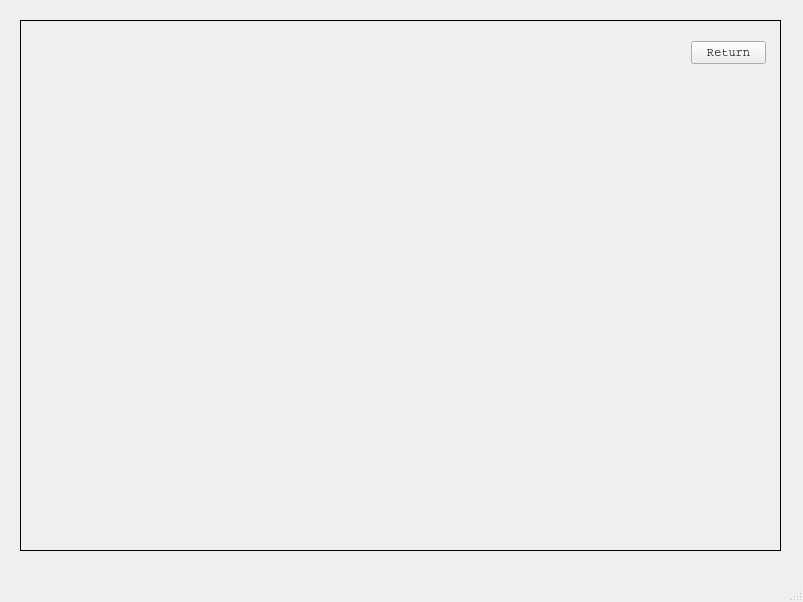
Above: CS1D_Project_2/mainwindow.ui from hicholasnu/Take-Me-Out-To-The-Ballgame before the change. Below: the same form after it.
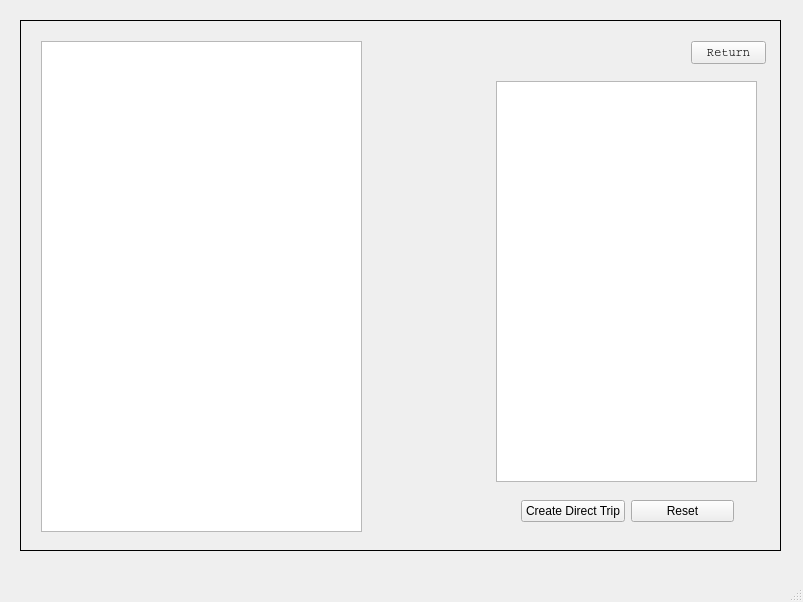
That is the form after the change. The open tabs and pages were chosen to show the change.

```diff
--- a/CS1D_Project_2/mainwindow.ui
+++ b/CS1D_Project_2/mainwindow.ui
@@ -852,6 +852,83 @@
       </property>
       <property name="text">
        <string>Return</string>
+      </property>
+     </widget>
+     <widget class="QTableView" name="tableViewCustomTrip">
+      <property name="geometry">
+       <rect>
+        <x>20</x>
+        <y>20</y>
+        <width>321</width>
+        <height>491</height>
+       </rect>
+      </property>
+     </widget>
+     <widget class="QTextBrowser" name="textBrowserDisplaySelectedTrip">
+      <property name="geometry">
+       <rect>
+        <x>475</x>
+        <y>60</y>
+        <width>261</width>
+        <height>401</height>
+       </rect>
+      </property>
+      <property name="textInteractionFlags">
+       <set>Qt::TextBrowserInteraction</set>
+      </property>
+     </widget>
+     <widget class="QWidget" name="horizontalLayoutWidget_2">
+      <property name="geometry">
+       <rect>
+        <x>500</x>
+        <y>470</y>
+        <width>213</width>
+        <height>41</height>
+       </rect>
+      </property>
+      <layout class="QHBoxLayout" name="horizontalLayout_2">
+       <item>
+        <widget class="QPushButton" name="pushButtonCreateCustomDirectTrip">
+         <property name="text">
+          <string>Create Direct Trip</string>
+         </property>
+        </widget>
+       </item>
+       <item>
+        <widget class="QPushButton" name="pushButtonResetDisplaySelectedTrip">
+         <property name="text">
+          <string>Reset</string>
+         </property>
+        </widget>
+       </item>
+      </layout>
+     </widget>
+    </widget>
+    <widget class="QWidget" name="DirectTripScreen">
+     <widget class="QTextBrowser" name="textBrowserDisplayDirectTrip">
+      <property name="geometry">
+       <rect>
+        <x>30</x>
+        <y>20</y>
+        <width>411</width>
+        <height>491</height>
+       </rect>
+      </property>
+     </widget>
+     <widget class="QLabel" name="labelShowTotalDistanceFromDirectTrip">
+      <property name="geometry">
+       <rect>
+        <x>510</x>
+        <y>80</y>
+        <width>141</width>
+        <height>21</height>
+       </rect>
+      </property>
+      <property name="frameShape">
+       <enum>QFrame::Box</enum>
+      </property>
+      <property name="text">
+       <string/>
       </property>
      </widget>
     </widget>
```
Left out of the diff: 2 changed lines with no effect on the pictures.
